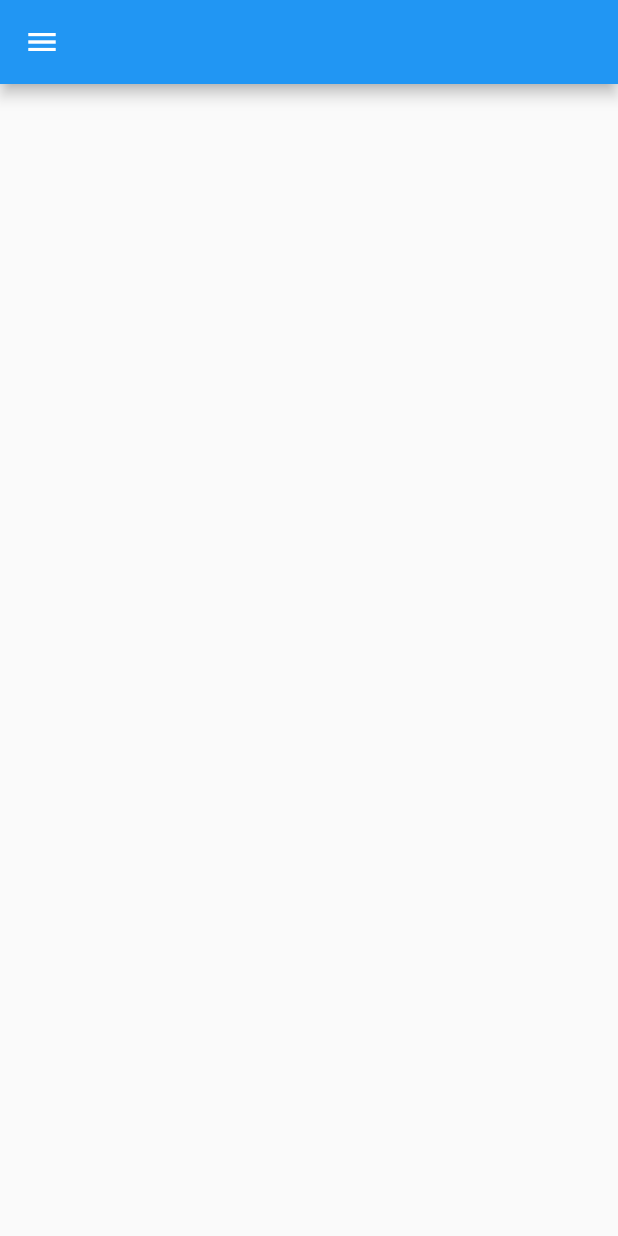
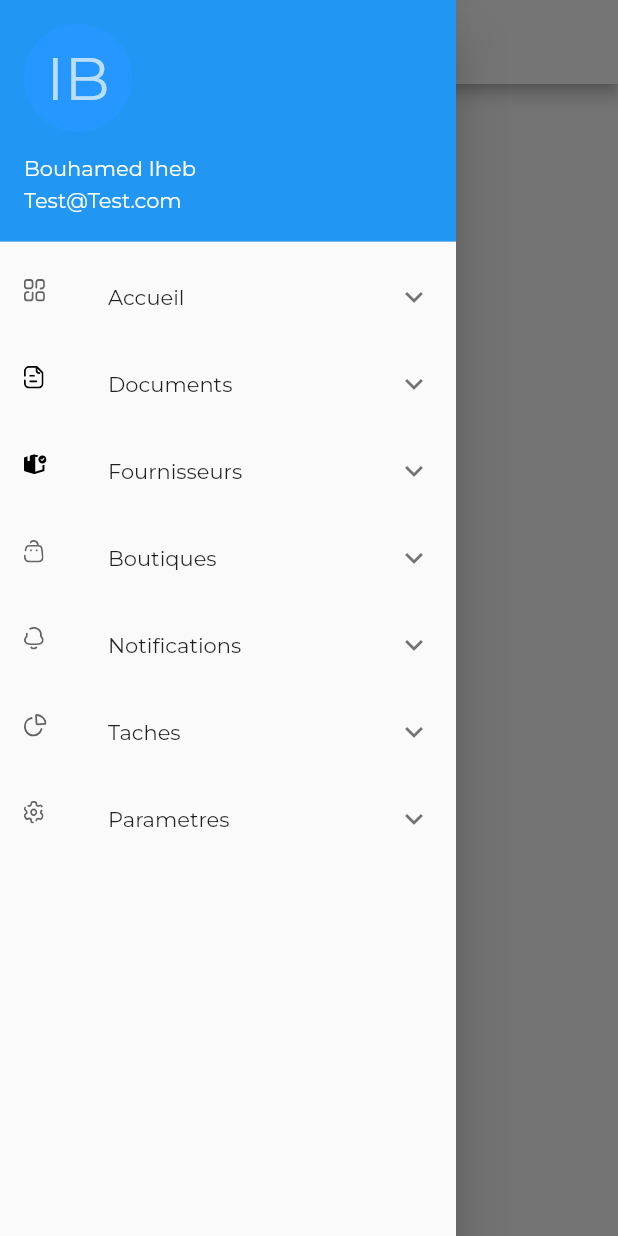
Before and after one commit to Bouhamediheb/PFE_FlutterFrontEnd_LaravelBackEnd_POS, a Flutter app: the screen it shows after launch, with the side drawer open, on a phone screen of 412 x 824 dp. Run offline on Flutter 3.47's test engine with Material 2 defaults, Android fonts, the light colour scheme and no system bars; our stand-ins replace flutter_svg.

Commit message:
Fix Drawer mobile et ajout fournisseur

```diff
--- a/pos_frontend/lib/HomeScreen.dart
+++ b/pos_frontend/lib/HomeScreen.dart
@@ -39,7 +39,7 @@ class _HomeScreenState extends State<HomeScreen> {
                 drawer: SideMenu(),
                 appBar: AppBar(
                   leading:IconButton(
-                    icon: Icon(Icons.menu),
+                    icon: Icon(Icons.menu,color: Colors.black,),
                     onPressed: () => _scaffoldKey.currentState.openDrawer(),  // And this!
 
                   ),
@@ -63,7 +63,7 @@ class _HomeScreenState extends State<HomeScreen> {
                 drawer: SideMenu(),
                 appBar: AppBar(
                   leading:IconButton(
-                    icon: Icon(Icons.menu),
+                    icon: Icon(Icons.menu,color: Colors.black,),
                     onPressed: () => _scaffoldKey.currentState.openDrawer(),  // And this!
 
                   ),
@@ -74,7 +74,10 @@ class _HomeScreenState extends State<HomeScreen> {
                 ),
 
                 body:  Center(
-                  child: widget.newScreen,
+                  child: SizedBox(
+                      height: 800,
+                      width: 800,
+                      child: widget.newScreen),
                 ),
 
               );
@@ -86,7 +89,7 @@ class _HomeScreenState extends State<HomeScreen> {
                 drawer: side_menu_mobile(),
                 appBar: AppBar(
                   leading:IconButton(
-                    icon: Icon(Icons.menu),
+                    icon: Icon(Icons.menu,color: Colors.black,),
                     onPressed: () => _scaffoldKey.currentState.openDrawer(),  // And this!
 
                   ),
--- a/pos_frontend/lib/components/side_menu_mobile.dart
+++ b/pos_frontend/lib/components/side_menu_mobile.dart
@@ -2,6 +2,8 @@ import 'package:flutter/material.dart';
 import 'package:flutter_svg/svg.dart';
 
 import '../HomeScreen.dart';
+import '../constants.dart';
+import '../constants.dart';
 import '../screens/ajoutDocument.dart';
 import '../screens/ajoutFournisseur.dart';
 class side_menu_mobile extends StatefulWidget {
@@ -13,24 +15,22 @@ class side_menu_mobile extends StatefulWidget {
 class _side_menu_mobileState extends State<side_menu_mobile> {
   @override
   Widget build(BuildContext context) {
-    return Scaffold(
-      appBar: AppBar(),
-
-      drawer: Drawer(
+    return Drawer(
         child: ListView(
           // Important: Remove any padding from the ListView.
           padding: EdgeInsets.zero,
           children: <Widget>[
             UserAccountsDrawerHeader(
-              accountName: Text("Bouhamed Iheb"),
-              accountEmail: Text("This is ADMIN ACCOUNT"),
+
               currentAccountPicture: CircleAvatar(
-                backgroundColor: Colors.orange,
+                backgroundColor: primaryColor,
                 child: Text(
-                  "",
+                  "IB",
                   style: TextStyle(fontSize: 40.0),
                 ),
               ),
+              accountName: Text("Bouhamed Iheb"),
+              accountEmail: Text("Test@Test.com"),
             ),
       DrawerListTileMobile(title:"Accueil",svgSrc: "assets/icons/menu_dashbord.svg",subTitle1: 'SubMenu-Accueil 1',subTitle2:'SubMenu-Accueil 1',subTitle3: 'SubMenu-Accueil 1',
         press1:() {
@@ -94,10 +94,17 @@ class _side_menu_mobileState extends State<side_menu_mobile> {
               press3:() {
               },
             ),
+            DrawerListTileMobile(title:"Parametres",svgSrc: "assets/icons/menu_setting.svg",subTitle1: 'xxxxx',subTitle2:'xxxxx',subTitle3: 'xxxxx',
+              press1:() {
+              },
+              press2:() {
+              },
+              press3:() {
+              },
+            ),
 
           ],
         ),
-      ),
     );
   }
 }
@@ -115,7 +122,7 @@ class DrawerListTileMobile extends StatelessWidget {
       leading: SvgPicture.asset(
         svgSrc,
         color: Colors.black,
-        height:10,
+        height:15,
       ),
       title: Text(title),
       children: [
--- a/pos_frontend/lib/main.dart
+++ b/pos_frontend/lib/main.dart
@@ -15,7 +15,7 @@ class MyApp extends StatelessWidget {
     return MaterialApp(
         theme: ThemeData(fontFamily: 'Montserrat'),
         home: Scaffold(
-      body: SafeArea(child: HomeScreen(Text('123'))),
+      body: SafeArea(child: HomeScreen(Text("THIS IS THE HOME SCREEN"))),
     ));
   }
 }
```
